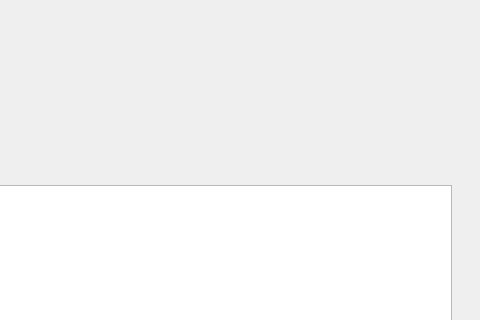
Before: the Qt Designer form napeca/qt_design_gui.ui in zhounapeuw/NAPE_imaging_analysis, drawn with Qt 5; both pictures show x 569 to 1049 and y 305 to 625 of the 1049 by 920 pixel window.
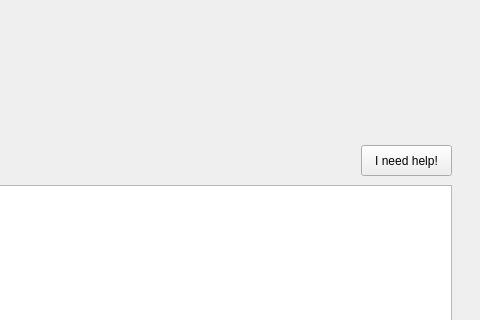
After: the same form once the commit is applied. Custom widgets are drawn as their Qt base class.

Diff of the .ui file:
```diff
--- a/napeca/qt_design_gui.ui
+++ b/napeca/qt_design_gui.ui
@@ -160,6 +160,19 @@
      <string>Plot Std Images</string>
     </property>
    </widget>
+   <widget class="QPushButton" name="button_halp">
+    <property name="geometry">
+     <rect>
+      <x>930</x>
+      <y>450</y>
+      <width>91</width>
+      <height>31</height>
+     </rect>
+    </property>
+    <property name="text">
+     <string>I need help!</string>
+    </property>
+   </widget>
   </widget>
   <widget class="QMenuBar" name="menubar">
    <property name="geometry">
```
